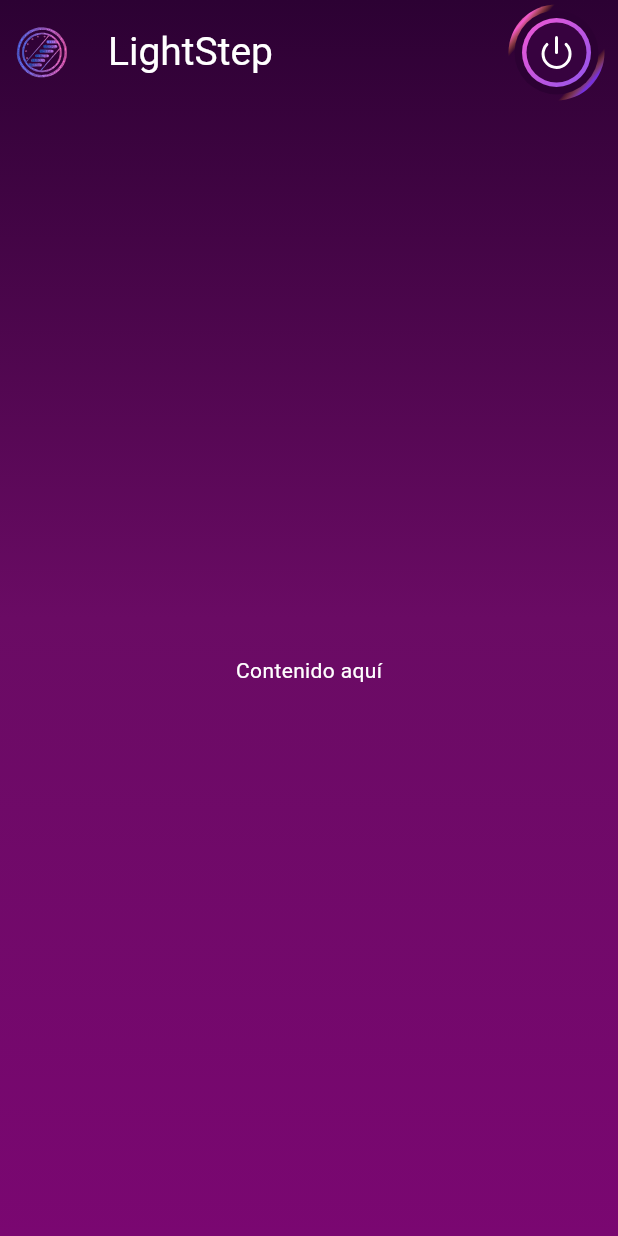
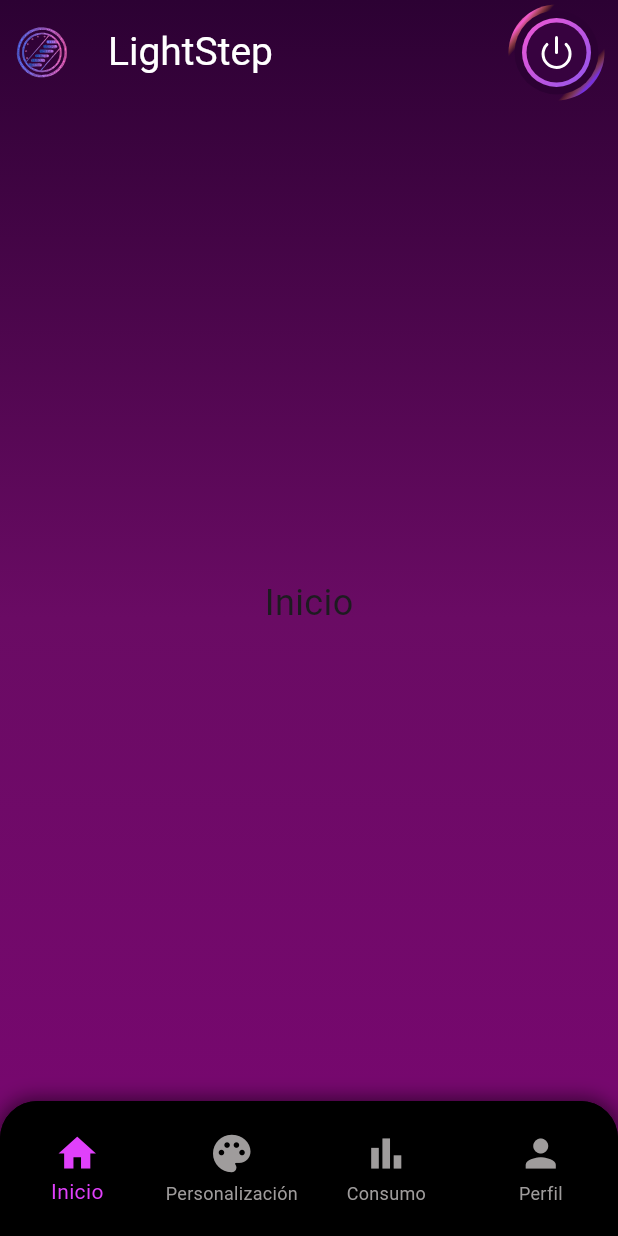
Before and after one commit to evelynsilverio/lightstep_movil, a Flutter app: the ScaffoldConDegradado screen opened directly, on a phone screen of 412 x 824 dp. Run offline on Flutter 3.47's test engine with Material 3 defaults, Android fonts, the phone set to English and light mode, and no system bars; our stand-ins replace flutter_svg, lucide_icons; Roboto replaces fonts that are missing (Roboto Mono).

Commit message:
Interfaz de perfil y TabBar

```diff
--- a/lib/main.dart
+++ b/lib/main.dart
@@ -1,6 +1,7 @@
 import 'package:flutter/material.dart';
 import 'package:ligthstep/screens/iniciar_sesion.dart';
 import 'package:ligthstep/screens/perfil.dart';
+import 'package:ligthstep/widgets/tabbar.dart';
 // import 'package:light_step_app/screens/personalizacion.dart';
 
 void main() {
@@ -18,7 +19,7 @@ class MyApp extends StatelessWidget {
         fontFamily: 'Roboto Mono',
         scaffoldBackgroundColor: Colors.transparent,
       ),
-      home: PerfilScreen(),
+      home: Perfil(),
     );
   }
 }
--- a/lib/screens/personalizacion.dart
+++ b/lib/screens/personalizacion.dart
@@ -21,7 +21,7 @@ class _PersonalizacionState extends State<Personalizacion> {
           "Contenido",
           style: TextStyle(color: Colors.white),
         ),
-      ),
+      ), bottomNavigationBar: null,
     );
   }
 }
--- a/lib/widgets/scaffold_con_degradado.dart
+++ b/lib/widgets/scaffold_con_degradado.dart
@@ -1,15 +1,22 @@
 import 'package:flutter/material.dart';
 
-class ScaffoldConDegradado extends StatelessWidget {
+class ScaffoldConDegradado extends StatefulWidget {
   final Widget body;
   final PreferredSizeWidget? appBar; // Permitir personalizar la AppBar
+  final BottomNavigationBar? bottomNavigationBar; // Permitir personalizar el BottomNavigationBar
 
   const ScaffoldConDegradado({
     super.key,
     required this.body,
-    this.appBar, // La AppBar es opcional
+    this.appBar,
+    this.bottomNavigationBar,
   });
 
+  @override
+  _ScaffoldConDegradadoState createState() => _ScaffoldConDegradadoState();
+}
+
+class _ScaffoldConDegradadoState extends State<ScaffoldConDegradado> {
   @override
   Widget build(BuildContext context) {
     return Stack(
@@ -31,8 +38,9 @@ class ScaffoldConDegradado extends StatelessWidget {
         // Contenido principal con Scaffold
         Scaffold(
           backgroundColor: Colors.transparent, // Fondo transparente
-          appBar: appBar, // Recibe una AppBar personalizada
-          body: body, // Recibe el contenido de la pantalla
+          appBar: widget.appBar, // Recibe una AppBar personalizada
+          body: widget.body, // Recibe el contenido de la pantalla
+          bottomNavigationBar: widget.bottomNavigationBar, // Recibe el BottomNavigationBar
         ),
       ],
     );
--- /dev/null
+++ b/lib/widgets/tabbar.dart
@@ -0,0 +1,84 @@
+import 'package:flutter/material.dart';
+
+class TabBarScreen extends StatefulWidget {
+  const TabBarScreen({super.key});
+
+  @override
+  _TabBarScreenState createState() => _TabBarScreenState();
+}
+
+class _TabBarScreenState extends State<TabBarScreen> {
+  int _selectedIndex = 0;
+
+  final List<Widget> _screens = [
+    const Center(child: Text('Inicio', style: TextStyle(fontSize: 24))),
+    const Center(child: Text('Personalización', style: TextStyle(fontSize: 24))),
+    const Center(child: Text('Consumo', style: TextStyle(fontSize: 24))),
+    const Center(child: Text('Perfil', style: TextStyle(fontSize: 24))),
+  ];
+
+  void _onTabSelected(int index) {
+    setState(() {
+      _selectedIndex = index;
+    });
+  }
+
+  @override
+  Widget build(BuildContext context) {
+    return Scaffold(
+      body: _screens[_selectedIndex],
+      bottomNavigationBar: Container(
+        decoration: const BoxDecoration(
+          color: Colors.black,
+          borderRadius: BorderRadius.only(
+            topLeft: Radius.circular(25), // para redondear los bordes de arriba
+            topRight: Radius.circular(25),
+          ),
+          boxShadow: [
+            BoxShadow(
+              color: Colors.black54,
+              blurRadius: 10,
+              spreadRadius: 2,
+            ),
+          ],
+        ),
+        child: ClipRRect(
+          borderRadius: const BorderRadius.only(
+            topLeft: Radius.circular(25),
+            topRight: Radius.circular(25),
+          ),
+          child: SizedBox(
+            height: 90,
+            child: BottomNavigationBar(
+              type: BottomNavigationBarType.fixed,
+              currentIndex: _selectedIndex,
+              onTap: _onTabSelected,
+              backgroundColor: Colors.black,
+              selectedItemColor: Colors.purpleAccent,
+              unselectedItemColor: Color.fromARGB(255, 159, 156, 156),
+              showUnselectedLabels: true,
+              items: const [
+                BottomNavigationBarItem(
+                  icon: Icon(Icons.home, size: 30), // para hacer los icónos más grandes
+                  label: 'Inicio',
+                ),
+                BottomNavigationBarItem(
+                  icon: Icon(Icons.palette, size: 30),
+                  label: 'Personalización',
+                ),
+                BottomNavigationBarItem(
+                  icon: Icon(Icons.bar_chart, size: 30),
+                  label: 'Consumo',
+                ),
+                BottomNavigationBarItem(
+                  icon: Icon(Icons.person, size: 30),
+                  label: 'Perfil',
+                ),
+              ],
+            ),
+          ),
+        ),
+      ),
+    );
+  }
+}
```
Also changed, not shown: lib/screens/iniciar_sesion.dart (+4 -8 lines), lib/screens/perfil.dart (+229 -0 lines).
